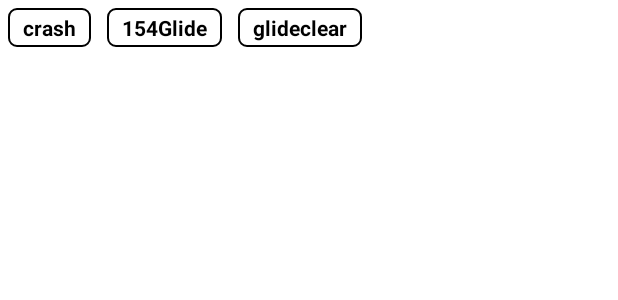
After one commit to huangjinping/android2023Demo, an Android app: the layout activity_crash.xml on its own in the app's theme, with its tools: preview values and no code run, on a phone screen of 412 x 824 dp. The commit adds this screen. Shown: the top 300 px of the screen. Run offline under Robolectric (Android 15) with nearby library versions, the phone set to English and light mode, and no system bars.

Commit message:
提交审核1

```diff
--- a/app/src/main/java/con/fire/android2023demo/App.java
+++ b/app/src/main/java/con/fire/android2023demo/App.java
@@ -13,6 +13,7 @@ import com.facebook.FacebookSdk;
 import com.facebook.appevents.AppEventsLogger;
 import com.lzy.okgo.OkGo;
 
+import con.fire.android2023demo.utils.CrashHandler;
 import con.fire.android2023demo.utils.LogUtils;
 import me.jessyan.autosize.AutoSizeConfig;
 
@@ -32,6 +33,8 @@ public class App extends Application implements Thread.UncaughtExceptionHandler
     public void onCreate() {
         super.onCreate();
         application = this;
+        CrashHandler crashHandler = CrashHandler.getInstance();
+        crashHandler.init(this);
         OkGo.getInstance().init(this);
 
 //        Branch.enableTestMode();
--- a/app/src/main/java/con/fire/android2023demo/ui/MainActivity.java
+++ b/app/src/main/java/con/fire/android2023demo/ui/MainActivity.java
@@ -146,13 +146,13 @@ public class MainActivity extends AppCompatActivity {
 //                compress(path);
                 Log.d("okhttps", "====000===11==>>>>" + path);
 
-//                compress2(path);
+                compress2(path);
 //                Log.d("okhttps", "====000===11==>>>>" + path);
 //                String simplePicPath = ImageSimpleUtils.getSimplePicPath(MainActivity.this);
 ////                Log.d("okhttps", "====000===22==>>>>" + simplePicPath);
 //                ImageSimpleUtils.compressPicture(MainActivity.this, path, simplePicPath);
 
-                compressLuban(path);
+//                compressLuban(path);
 
 //                ImageUtil131.openCompress(path, new ImgCompressLinster() {
 //                    @Override
--- a/app/src/main/java/con/fire/android2023demo/ui/UploadWebActivity.java
+++ b/app/src/main/java/con/fire/android2023demo/ui/UploadWebActivity.java
@@ -105,7 +105,7 @@ public class UploadWebActivity extends AppCompatActivity {
 //        webView.postUrl("https://www.sricredito.com/sricreditos/privacy.html", null);
 //        webView.loadUrl("file:///android_asset/your_html_file.html"); // 加载本地 HTML 文件
 
-        webView.loadUrl("http://111.203.220.52:8091/inxuploadBack.html?v=" + System.currentTimeMillis());
+        webView.loadUrl("http://111.203.220.52:8091/inxupload.html?v=" + System.currentTimeMillis());
 
 
         http:
--- /dev/null
+++ b/app/src/main/res/layout/activity_crash.xml
@@ -0,0 +1,50 @@
+<?xml version="1.0" encoding="utf-8"?>
+<LinearLayout xmlns:android="http://schemas.android.com/apk/res/android"
+    xmlns:app="http://schemas.android.com/apk/res-auto"
+    android:layout_width="match_parent"
+    android:layout_height="match_parent"
+    android:orientation="vertical">
+
+    <com.google.android.flexbox.FlexboxLayout
+        android:layout_width="match_parent"
+        android:layout_height="wrap_content"
+        app:alignContent="stretch"
+        app:alignItems="stretch"
+        app:flexWrap="wrap">
+
+        <TextView
+            android:id="@+id/txt_crash"
+            style="@style/flex_item"
+            android:layout_width="wrap_content"
+            android:layout_height="wrap_content"
+            android:text="crash"
+            android:textStyle="bold"></TextView>
+
+        <TextView
+            android:id="@+id/txt_154"
+            style="@style/flex_item"
+            android:layout_width="wrap_content"
+            android:layout_height="wrap_content"
+            android:text="154Glide"
+            android:textStyle="bold"></TextView>
+
+        <TextView
+            android:id="@+id/txt_glideclear"
+            style="@style/flex_item"
+            android:layout_width="wrap_content"
+            android:layout_height="wrap_content"
+            android:text="glideclear"
+            android:textStyle="bold"></TextView>
+    </com.google.android.flexbox.FlexboxLayout>
+
+    <ImageView
+        android:id="@+id/img_banner"
+        android:layout_width="200dp"
+        android:layout_height="200dp"></ImageView>
+
+    <ImageView
+        android:id="@+id/img_error"
+        android:layout_width="200dp"
+        android:layout_height="200dp"></ImageView>
+
+</LinearLayout>
```
Also changed, not shown: app/build.gradle (+5 -3 lines), app/src/main/AndroidManifest.xml (+23 -2 lines), app/src/main/java/con/fire/android2023demo/Hao123ActivityC.java (+9 -0 lines), app/src/main/java/con/fire/android2023demo/service/ZXFirebaseMessagingService.java (added, +110 -0 lines), app/src/main/java/con/fire/android2023demo/ui/CrashActivity.java (added, +190 -0 lines), app/src/main/java/con/fire/android2023demo/ui/LaoLinActivity.java (+12 -1 lines), app/src/main/java/con/fire/android2023demo/utils/CrashHandler.java (added, +109 -0 lines), app/src/main/java/con/fire/android2023demo/utils/PhoneUtil.java (added, +60 -0 lines), app/src/main/res/layout/activity_hao123.xml (+14 -0 lines), app/src/main/res/layout/activity_laolin.xml (+6 -1 lines), 1 other file.
